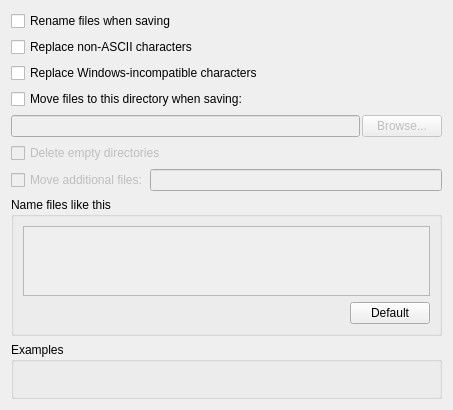
First picture: the form in ui/options_renaming.ui, repository metabrainz/picard, before the edit.
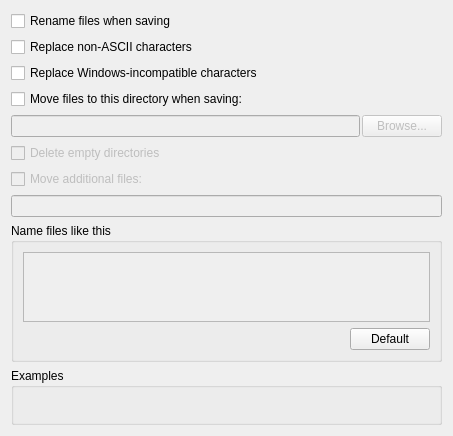
Second picture: the form after the edit.

Commit message: Show move_additional_files_pattern on a separate line

The edit to the form file:
```diff
--- a/ui/options_renaming.ui
+++ b/ui/options_renaming.ui
@@ -10,7 +10,7 @@
     <x>0</x>
     <y>0</y>
     <width>453</width>
-    <height>400</height>
+    <height>421</height>
    </rect>
   </property>
   <property name="sizePolicy">
@@ -22,7 +22,7 @@
   <property name="windowTitle">
    <string/>
   </property>
-  <layout class="QVBoxLayout" name="verticalLayout_5" stretch="0,0,0,0,0,0,0,0,0">
+  <layout class="QVBoxLayout" name="verticalLayout_5" stretch="0,0,0,0,0,0,0,0,0,0">
    <item>
     <widget class="QCheckBox" name="rename_files">
      <property name="text">
@@ -86,11 +86,6 @@
     </widget>
    </item>
    <item>
-    <layout class="QHBoxLayout" name="horizontalLayout_5">
-     <property name="spacing">
-      <number>2</number>
-     </property>
-     <item>
       <widget class="QCheckBox" name="move_additional_files">
        <property name="enabled">
         <bool>false</bool>
@@ -106,8 +101,6 @@
         <bool>false</bool>
        </property>
       </widget>
-     </item>
-    </layout>
    </item>
    <item>
     <widget class="QGroupBox" name="groupBox_2">
```
Lines whose indentation alone changed are shown as unchanged. The commit also changes 2 other files.
